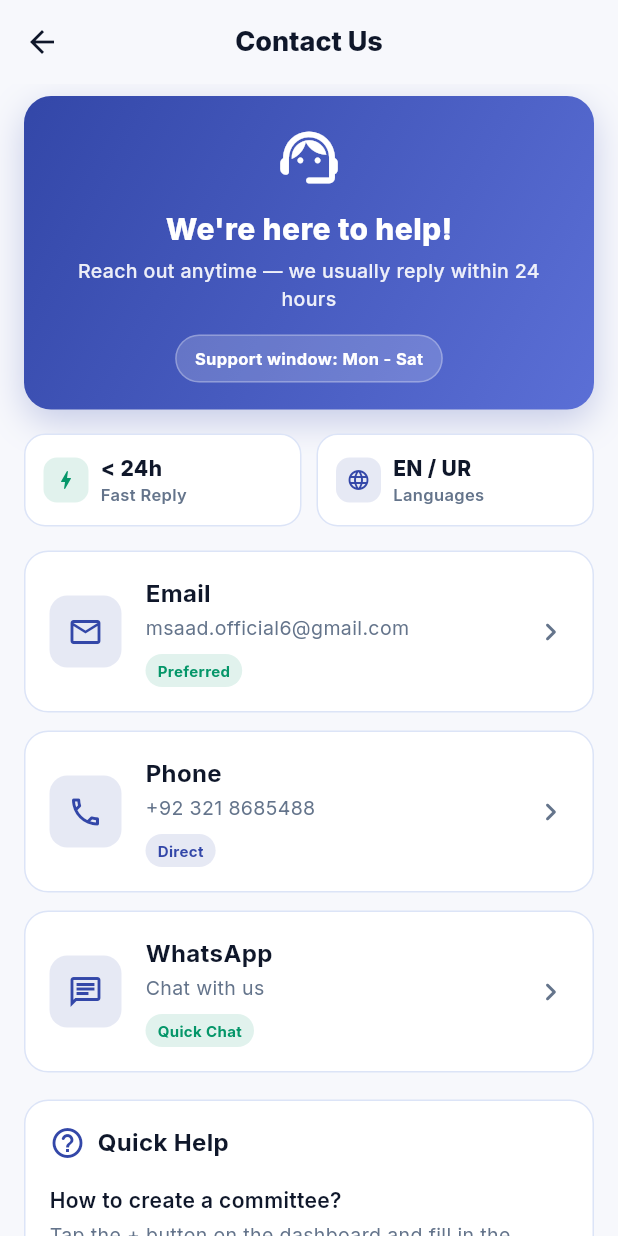
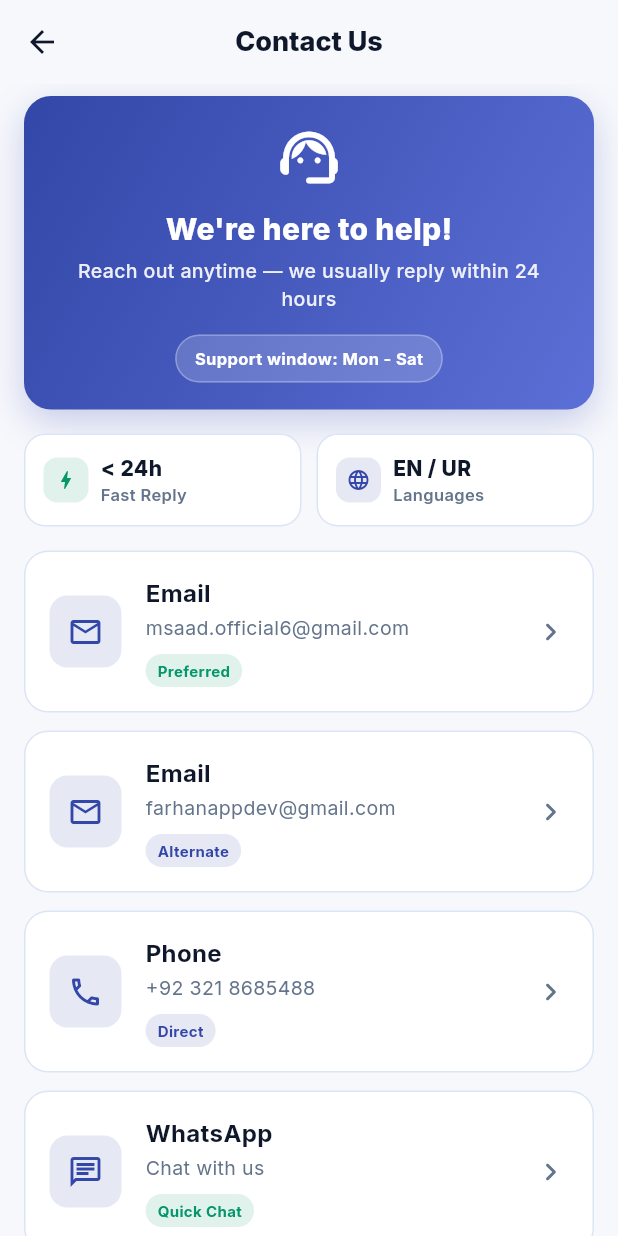
Before and after one commit to saadkhan2003/Kameti, a Flutter app: the ContactScreen screen opened directly, on a phone screen of 412 x 824 dp. Run offline on Flutter 3.47's test engine with Material 3 defaults, Android fonts, the phone set to English and light mode, and no system bars; drawn by our look-alikes of upgrader; our stand-ins replace connectivity_plus, csv, fl_chart, flutter_dotenv, google_fonts, google_mobile_ads and 9 more; accounts and stored records are empty.

```diff
--- a/lib/screens/host/contact_screen.dart
+++ b/lib/screens/host/contact_screen.dart
@@ -133,6 +133,16 @@ class ContactScreen extends StatelessWidget {
             badge: 'Preferred',
             badgeColor: _success,
             onTap: () => _launchEmail(),
+          ),
+          const SizedBox(height: 12),
+
+          _buildContactCard(
+            icon: AppIcons.email_outlined,
+            title: 'Email',
+            subtitle: 'farhanappdev@gmail.com',
+            badge: 'Alternate',
+            badgeColor: _primary,
+            onTap: () => _launchAlternateEmail(),
           ),
           const SizedBox(height: 12),
 
@@ -375,6 +385,13 @@ class ContactScreen extends StatelessWidget {
     }
   }
 
+  Future<void> _launchAlternateEmail() async {
+    final uri = Uri.parse('mailto:farhanappdev@gmail.com');
+    if (await canLaunchUrl(uri)) {
+      await launchUrl(uri);
+    }
+  }
+
   Future<void> _launchPhone() async {
     final uri = Uri.parse('tel:+923218685488');
     if (await canLaunchUrl(uri)) {
--- a/lib/screens/host/legal_info_screen.dart
+++ b/lib/screens/host/legal_info_screen.dart
@@ -389,7 +389,7 @@ class _LegalInfoScreenState extends State<LegalInfoScreen> {
 const String _privacyPolicy = '''
 Privacy Policy
 
-Last updated: December 2025
+Last updated: February 2026
 
 Introduction
 Committee - Payment Tracker respects your privacy. This Privacy Policy explains how we collect, use, and protect your information.
@@ -423,7 +423,7 @@ For questions, contact the developer through the app store listing.
 const String _termsOfService = '''
 Terms of Service
 
-Last updated: December 2025
+Last updated: February 2026
 
 1. Acceptance of Terms
 By using Committee - Payment Tracker, you agree to these terms.
--- a/lib/screens/host/terms_screen.dart
+++ b/lib/screens/host/terms_screen.dart
@@ -133,7 +133,7 @@ class TermsScreen extends StatelessWidget {
           const SizedBox(height: 16),
           Center(
             child: Text(
-              'Last updated: December 2025',
+              'Last updated: February 2026',
               style: GoogleFonts.inter(color: _textSecondary, fontSize: 12),
             ),
           ),
```
Also changed, not shown: lib/screens/host/payment_sheet_screen.dart (+17 -17 lines), lib/screens/host/payment_sheet_widgets.part.dart (+5 -5 lines), playstore_screenshots/kameti_feature_graphic_v3.png (added), playstore_screenshots/kameti_feature_graphic_v4.png (added).
